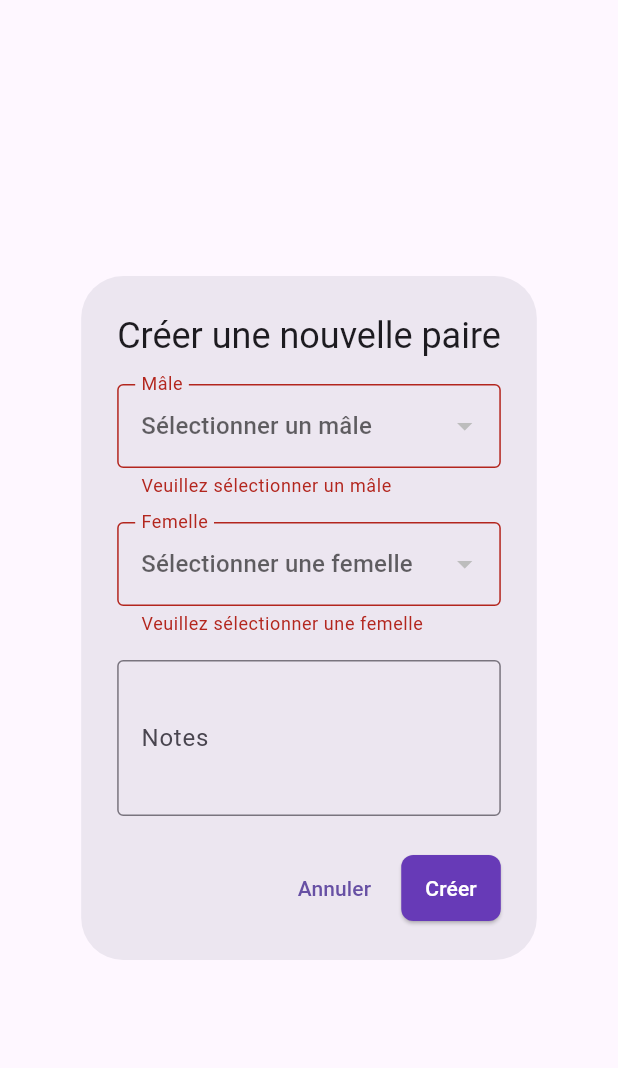
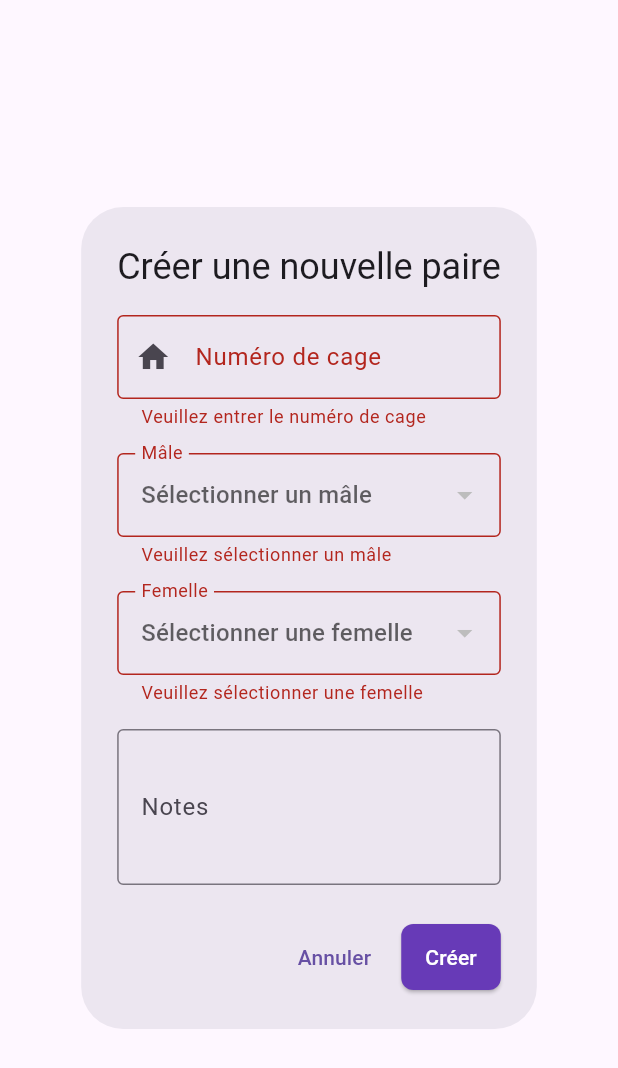
Before and after one commit to devchouaieb/app_volailles, a Flutter app: the AddPairDialog widget shown alone on an empty page, opened directly with empty values, after a tap on "Créer", on a phone screen of 412 x 824 dp. Shown: the top 1068 px of the screen. Run offline on Flutter 3.47's test engine with Material 3 defaults, Android fonts, the phone set to English and light mode, and no system bars; our stand-ins replace fl_chart, shared_preferences; accounts and stored records are empty; network calls fail.

```diff
--- a/flutter/lib/models/pair.dart
+++ b/flutter/lib/models/pair.dart
@@ -8,6 +8,7 @@ class Pair {
   final String? createdAt;
   final String? status;
   final String? notes;
+  final String cageNumber;
 
   Pair({
     this.id,
@@ -17,6 +18,7 @@ class Pair {
     this.createdAt,
     this.status,
     this.notes,
+    required this.cageNumber,
   });
 
   factory Pair.fromJson(Map<String, dynamic> json) {
@@ -28,6 +30,7 @@ class Pair {
       createdAt: json['createdAt'],
       status: json['status'] ?? 'active',
       notes: json['notes'],
+      cageNumber: json['cageNumber'] ?? '',
     );
   }
 
@@ -40,6 +43,7 @@ class Pair {
       'createdAt': createdAt,
       'status': status,
       'notes': notes,
+      'cageNumber': cageNumber,
     };
   }
 }
--- a/flutter/lib/pages/add_pair_dialog.dart
+++ b/flutter/lib/pages/add_pair_dialog.dart
@@ -17,6 +17,7 @@ class _AddPairDialogState extends State<AddPairDialog> {
   Bird? _selectedFemale;
   String _status = 'active';
   String _notes = '';
+  String _cageNumber = '';
   final _formKey = GlobalKey<FormState>();
 
   late List<Bird> _males;
@@ -45,6 +46,27 @@ class _AddPairDialogState extends State<AddPairDialog> {
           child: Column(
             mainAxisSize: MainAxisSize.min,
             children: [
+              // Cage Number
+              TextFormField(
+                decoration: const InputDecoration(
+                  labelText: 'Numéro de cage',
+                  border: OutlineInputBorder(),
+                  prefixIcon: Icon(Icons.home),
+                ),
+                onChanged: (value) {
+                  setState(() {
+                    _cageNumber = value;
+                  });
+                },
+                validator: (value) {
+                  if (value == null || value.isEmpty) {
+                    return 'Veuillez entrer le numéro de cage';
+                  }
+                  return null;
+                },
+              ),
+              const SizedBox(height: 16),
+
               // Male Selection
               DropdownButtonFormField<Bird>(
                 decoration: const InputDecoration(
@@ -136,6 +158,7 @@ class _AddPairDialogState extends State<AddPairDialog> {
                 species: _selectedMale!.species,
                 status: _status,
                 notes: _notes,
+                cageNumber: _cageNumber,
               );
               Navigator.pop(context, pair);
             }
--- a/flutter/lib/services/pair_service.dart
+++ b/flutter/lib/services/pair_service.dart
@@ -27,6 +27,7 @@ class PairService {
                   male: Bird.fromApi(male),
                   female: Bird.fromApi(female),
                   species: species,
+                  cageNumber: "",
                 ),
               );
             }
--- a/flutter/pubspec.yaml
+++ b/flutter/pubspec.yaml
@@ -35,7 +35,7 @@ dependencies:
   http: ^1.1.0
   shared_preferences: ^2.0.15
   jwt_decoder: ^2.0.1
-
+  font_awesome_flutter: ^10.5.0
 
   # The following adds the Cupertino Icons font to your application.
   # Use with the CupertinoIcons class for iOS style icons.
```
Also changed, not shown: flutter/lib/pages/home_page.dart (+22 -27 lines), flutter/lib/widgets/app_drawer.dart (+6 -2 lines), flutter/pubspec.lock, 1 other file.
